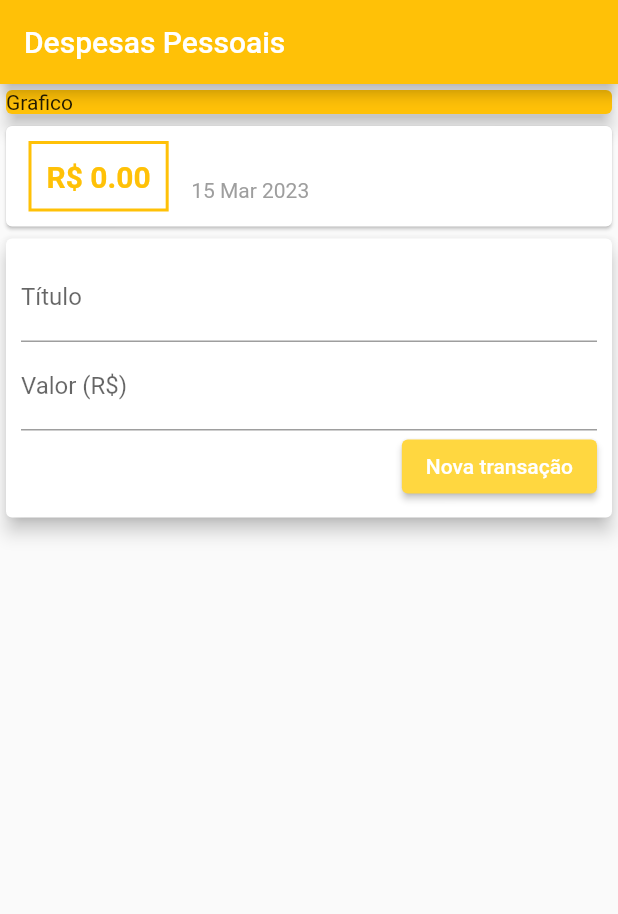
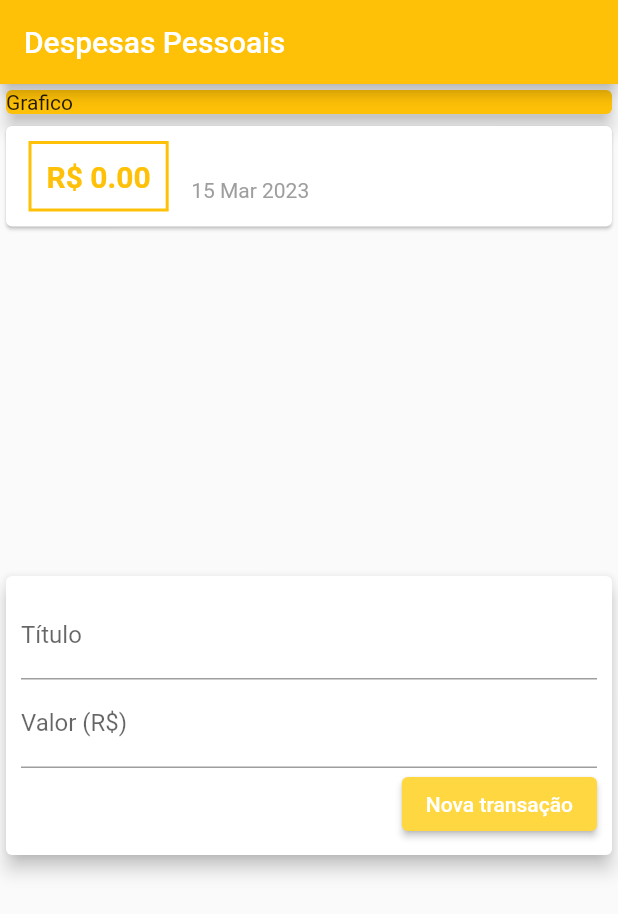
Before and after one commit to renansantos07/learning_flutter, a Flutter app: the screen it shows after launch, after a tap on "Nova transação", on a phone screen of 412 x 824 dp. Shown: the top 914 px of the screen. Run offline on Flutter 3.47's test engine with Material 2 defaults, Android fonts, the phone set to English and light mode, and no system bars; missing offline and left inert: dart:ffi.

Commit message:
trabalhando com list view

```diff
--- a/ryc_expenses/lib/components/transaction_list.dart
+++ b/ryc_expenses/lib/components/transaction_list.dart
@@ -9,8 +9,12 @@ class TransactionList extends StatelessWidget {
 
   @override
   Widget build(BuildContext context) {
-    return Column(
-      children: transactions.map((elem) {
+    return Container(
+      height: 300,
+      child: ListView.builder(
+        itemCount: transactions.length,
+        itemBuilder: (ctx, index) {
+          final elem = transactions[index];
           return Card(
             child: Row(
               children: <Widget>[
@@ -49,7 +53,8 @@ class TransactionList extends StatelessWidget {
               ],
             ),
           );
-      }).toList(),
+        },
+      ),
     );
   }
 }
```
Lines whose indentation alone changed are shown as unchanged.
